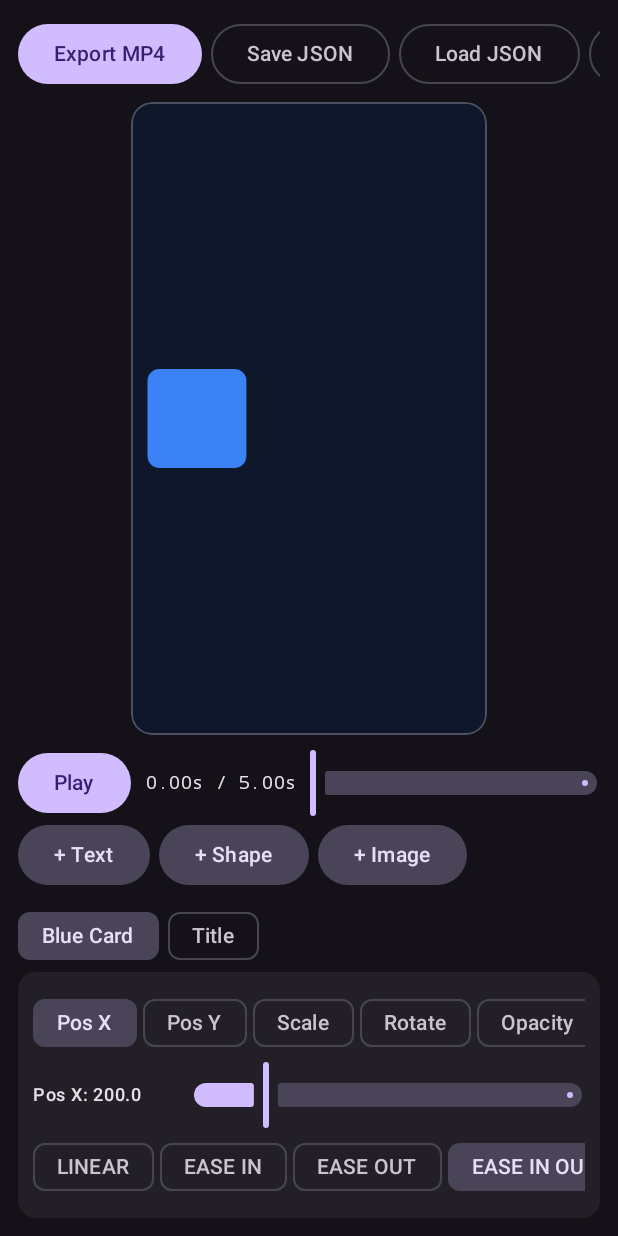
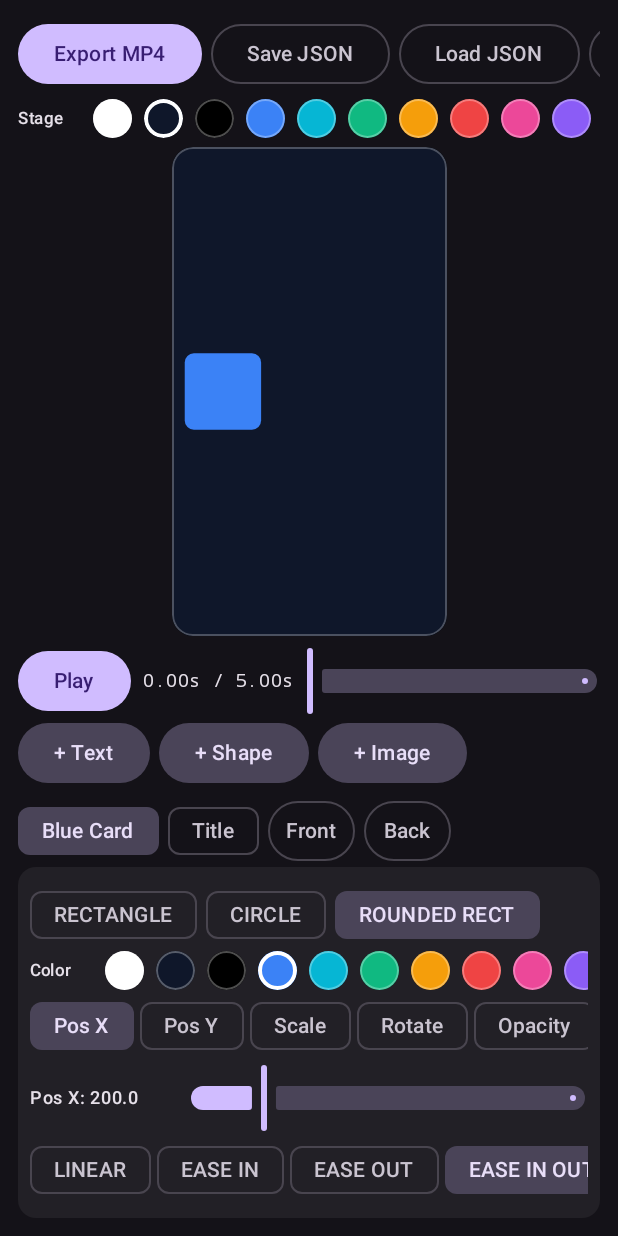
Before and after one commit to dustydasty18-create/motion-canvas, an Android app built with Jetpack Compose: the screen it shows after launch (MainActivity), on a phone screen of 412 x 824 dp. Run offline under Robolectric (Android 15) with nearby library versions, the phone set to English and light mode, and no system bars.

Commit message:
Milestone 5: Color swatches, font size, shape switcher, and layer Z-order

```diff
--- a/app/src/main/java/com/mohammed/motioncanvas/MainActivity.kt
+++ b/app/src/main/java/com/mohammed/motioncanvas/MainActivity.kt
@@ -11,9 +11,11 @@ import androidx.activity.result.contract.ActivityResultContracts
 import androidx.compose.foundation.Canvas
 import androidx.compose.foundation.background
 import androidx.compose.foundation.border
+import androidx.compose.foundation.clickable
 import androidx.compose.foundation.horizontalScroll
 import androidx.compose.foundation.layout.*
 import androidx.compose.foundation.rememberScrollState
+import androidx.compose.foundation.shape.CircleShape
 import androidx.compose.foundation.shape.RoundedCornerShape
 import androidx.compose.foundation.verticalScroll
 import androidx.compose.material3.*
@@ -47,6 +49,31 @@ class MainActivity : ComponentActivity() {
 }
 
 @Composable
+fun ColorSwatchRow(label: String, selectedHex: Long, onSelect: (Long) -> Unit) {
+    Row(
+        modifier = Modifier.fillMaxWidth().horizontalScroll(rememberScrollState()),
+        horizontalArrangement = Arrangement.spacedBy(8.dp),
+        verticalAlignment = Alignment.CenterVertically
+    ) {
+        Text(label, style = MaterialTheme.typography.labelSmall, modifier = Modifier.width(42.dp))
+        SWATCH_COLORS.forEach { hex ->
+            val isSelected = hex == selectedHex
+            Box(
+                modifier = Modifier
+                    .size(26.dp)
+                    .clip(CircleShape)
+                    .background(Color(hex.toInt()))
+                    .border(
+                        width = if (isSelected) 2.5.dp else 1.dp,
+                        color = if (isSelected) Color.White else Color.White.copy(alpha = 0.3f),
+                        shape = CircleShape
+                    )
+                    .clickable { onSelect(hex) }
+            )
+        }
+    }
+}
+@Composable
 fun MotionEditorScreen() {
     val context = LocalContext.current
     val scope = rememberCoroutineScope()
@@ -60,30 +87,25 @@ fun MotionEditorScreen() {
     var showJson by remember { mutableStateOf(false) }
     var exportProgress by remember { mutableStateOf<Float?>(null) }
 
-    fun updateProject(newProject: Project) {
-        project = newProject
-        ProjectStorage.saveAuto(context, newProject)
+    fun updateProject(newProject: Project) { project = newProject; ProjectStorage.saveAuto(context, newProject) }
+    fun updateSelectedLayer(transformFn: (Layer) -> Layer) {
+        val id = selectedLayerId ?: return
+        updateProject(project.copy(layers = project.layers.map { if (it.id == id) transformFn(it) else it }))
     }
 
     val imagePicker = rememberLauncherForActivityResult(ActivityResultContracts.OpenDocument()) { uri ->
         if (uri != null) {
             runCatching { context.contentResolver.takePersistableUriPermission(uri, Intent.FLAG_GRANT_READ_URI_PERMISSION) }
             val newLayer = Layer.ImageLayer(name = "Image ${project.layers.size + 1}", uriString = uri.toString())
-            updateProject(project.copy(layers = project.layers + newLayer))
-            selectedLayerId = newLayer.id
+            updateProject(project.copy(layers = project.layers + newLayer)); selectedLayerId = newLayer.id
         }
     }
-
     val exportJson = rememberLauncherForActivityResult(ActivityResultContracts.CreateDocument("application/json")) { uri ->
         if (uri != null && ProjectStorage.exportToUri(context, uri, project)) Toast.makeText(context, "JSON saved!", Toast.LENGTH_SHORT).show()
     }
-
     val importJson = rememberLauncherForActivityResult(ActivityResultContracts.OpenDocument()) { uri ->
         val loaded = uri?.let { ProjectStorage.importFromUri(context, it) }
-        if (loaded != null) {
-            updateProject(loaded); selectedLayerId = loaded.layers.firstOrNull()?.id; currentTimeMs = 0L
-            Toast.makeText(context, "Project loaded!", Toast.LENGTH_SHORT).show()
-        }
+        if (loaded != null) { updateProject(loaded); selectedLayerId = loaded.layers.firstOrNull()?.id; currentTimeMs = 0L; Toast.makeText(context, "Project loaded!", Toast.LENGTH_SHORT).show() }
     }
 
     LaunchedEffect(isPlaying) {
@@ -95,32 +117,28 @@ fun MotionEditorScreen() {
             lastNanos = now
         }
     }
+
     val selectedLayer = project.layers.find { it.id == selectedLayerId }
     Column(modifier = Modifier.fillMaxSize().systemBarsPadding().padding(12.dp)) {
         Row(Modifier.fillMaxWidth().horizontalScroll(rememberScrollState()), horizontalArrangement = Arrangement.spacedBy(6.dp), verticalAlignment = Alignment.CenterVertically) {
-            Button(
-                enabled = exportProgress == null,
-                onClick = {
-                    isPlaying = false
-                    exportProgress = 0f
+            Button(enabled = exportProgress == null, onClick = {
+                isPlaying = false; exportProgress = 0f
                 scope.launch {
                     val res = VideoExporter.exportToMp4(context, project) { p -> exportProgress = p }
                     exportProgress = null
                     res.onSuccess { path -> Toast.makeText(context, "Saved: $path", Toast.LENGTH_LONG).show() }
                        .onFailure { err -> Toast.makeText(context, "Export error: ${err.message}", Toast.LENGTH_LONG).show() }
                 }
-                }
-            ) { Text(if (exportProgress != null) "Exporting ${(exportProgress!! * 100).toInt()}%" else "Export MP4") }
+            }) { Text(if (exportProgress != null) "Exporting ${(exportProgress!! * 100).toInt()}%" else "Export MP4") }
             OutlinedButton(onClick = { exportJson.launch("${project.title}.json") }) { Text("Save JSON") }
             OutlinedButton(onClick = { importJson.launch(arrayOf("application/json", "*/*")) }) { Text("Load JSON") }
             OutlinedButton(onClick = { showJson = !showJson }) { Text(if (showJson) "Canvas" else "Code") }
             OutlinedButton(onClick = { val d = Project.sampleDemo(); updateProject(d); selectedLayerId = d.layers.firstOrNull()?.id }) { Text("Reset") }
         }
-        if (exportProgress != null) {
+        if (exportProgress != null) { Spacer(Modifier.height(6.dp)); LinearProgressIndicator(progress = { exportProgress ?: 0f }, modifier = Modifier.fillMaxWidth()) }
         Spacer(Modifier.height(6.dp))
-            LinearProgressIndicator(progress = { exportProgress ?: 0f }, modifier = Modifier.fillMaxWidth())
-        }
-        Spacer(Modifier.height(8.dp))
+        ColorSwatchRow("Stage", project.backgroundColorHex) { hex -> updateProject(project.copy(backgroundColorHex = hex)) }
+        Spacer(Modifier.height(6.dp))
         Box(Modifier.weight(1f).fillMaxWidth(), contentAlignment = Alignment.Center) {
             if (showJson) {
                 Text(remember(project) { project.toJson() }, fontFamily = FontFamily.Monospace, style = MaterialTheme.typography.bodySmall, modifier = Modifier.fillMaxSize().verticalScroll(rememberScrollState()))
@@ -131,10 +149,10 @@ fun MotionEditorScreen() {
                 }
             }
         }
-        Spacer(Modifier.height(8.dp))
+        Spacer(Modifier.height(6.dp))
         Row(Modifier.fillMaxWidth(), verticalAlignment = Alignment.CenterVertically) {
             Button(onClick = { isPlaying = !isPlaying }) { Text(if (isPlaying) "Pause" else "Play") }
-            Spacer(Modifier.width(10.dp))
+            Spacer(Modifier.width(8.dp))
             Text(String.format("%.2fs / %.2fs", currentTimeMs / 1000f, project.durationMs / 1000f), fontFamily = FontFamily.Monospace, style = MaterialTheme.typography.bodySmall)
             Spacer(Modifier.width(8.dp))
             Slider(value = currentTimeMs.toFloat(), onValueChange = { isPlaying = false; currentTimeMs = it.toLong() }, valueRange = 0f..project.durationMs.toFloat(), modifier = Modifier.weight(1f))
@@ -144,17 +162,30 @@ fun MotionEditorScreen() {
             FilledTonalButton(onClick = { val l = Layer.ShapeLayer(name = "Shape ${project.layers.size + 1}"); updateProject(project.copy(layers = project.layers + l)); selectedLayerId = l.id }) { Text("+ Shape") }
             FilledTonalButton(onClick = { imagePicker.launch(arrayOf("image/*")) }) { Text("+ Image") }
         }
-        Spacer(Modifier.height(6.dp))
-        Row(Modifier.fillMaxWidth().horizontalScroll(rememberScrollState()), horizontalArrangement = Arrangement.spacedBy(6.dp)) {
+        Spacer(Modifier.height(4.dp))
+        Row(Modifier.fillMaxWidth().horizontalScroll(rememberScrollState()), horizontalArrangement = Arrangement.spacedBy(6.dp), verticalAlignment = Alignment.CenterVertically) {
             project.layers.forEach { layer -> FilterChip(selected = layer.id == selectedLayerId, onClick = { selectedLayerId = layer.id }, label = { Text(layer.name) }) }
+            if (selectedLayer != null) {
+                OutlinedButton(onClick = { updateProject(project.moveLayer(selectedLayer.id, 1)) }, contentPadding = PaddingValues(horizontal = 8.dp)) { Text("Front") }
+                OutlinedButton(onClick = { updateProject(project.moveLayer(selectedLayer.id, -1)) }, contentPadding = PaddingValues(horizontal = 8.dp)) { Text("Back") }
+            }
         }
         if (selectedLayer != null) {
             val eval = KeyframeInterpolator.evaluateTrack(selectedLayer.transform, (currentTimeMs - selectedLayer.startTimeMs).coerceIn(0L, selectedLayer.durationMs))
             val curVal = when (selectedProp) { TrackProperty.X -> eval.x; TrackProperty.Y -> eval.y; TrackProperty.SCALE -> eval.scaleX; TrackProperty.ROTATION -> eval.rotation; TrackProperty.OPACITY -> eval.opacity }
-            Column(Modifier.fillMaxWidth().background(Color.White.copy(alpha = 0.06f), RoundedCornerShape(12.dp)).padding(10.dp)) {
+            Column(Modifier.fillMaxWidth().background(Color.White.copy(alpha = 0.06f), RoundedCornerShape(12.dp)).padding(8.dp)) {
                 if (selectedLayer is Layer.TextLayer) {
-                    OutlinedTextField(value = selectedLayer.text, onValueChange = { txt -> updateProject(project.copy(layers = project.layers.map { if (it.id == selectedLayer.id) selectedLayer.copy(text = txt) else it })) }, label = { Text("Text") }, singleLine = true, modifier = Modifier.fillMaxWidth())
-                    Spacer(Modifier.height(6.dp))
+                    OutlinedTextField(value = selectedLayer.text, onValueChange = { txt -> updateSelectedLayer { selectedLayer.copy(text = txt) } }, label = { Text("Text") }, singleLine = true, modifier = Modifier.fillMaxWidth())
+                    Row(verticalAlignment = Alignment.CenterVertically) {
+                        Text("Size: ${selectedLayer.fontSizeSp.toInt()}sp", style = MaterialTheme.typography.labelSmall, modifier = Modifier.width(80.dp))
+                        Slider(value = selectedLayer.fontSizeSp, onValueChange = { sz -> updateSelectedLayer { it.withFontSize(sz) } }, valueRange = 18f..160f, modifier = Modifier.weight(1f))
+                    }
+                    ColorSwatchRow("Color", selectedLayer.colorHex) { hex -> updateSelectedLayer { it.withColor(hex) } }
+                } else if (selectedLayer is Layer.ShapeLayer) {
+                    Row(Modifier.fillMaxWidth().horizontalScroll(rememberScrollState()), horizontalArrangement = Arrangement.spacedBy(6.dp)) {
+                        ShapeKind.entries.forEach { kind -> FilterChip(selected = selectedLayer.kind == kind, onClick = { updateSelectedLayer { it.withShapeKind(kind) } }, label = { Text(kind.name.replace("_", " ")) }) }
+                    }
+                    ColorSwatchRow("Color", selectedLayer.colorHex) { hex -> updateSelectedLayer { it.withColor(hex) } }
                 }
                 Row(Modifier.fillMaxWidth().horizontalScroll(rememberScrollState()), horizontalArrangement = Arrangement.spacedBy(4.dp), verticalAlignment = Alignment.CenterVertically) {
                     TrackProperty.entries.forEach { p -> FilterChip(selected = selectedProp == p, onClick = { selectedProp = p }, label = { Text(p.label) }) }
@@ -162,11 +193,11 @@ fun MotionEditorScreen() {
                 }
                 Row(verticalAlignment = Alignment.CenterVertically) {
                     Text("${selectedProp.label}: ${String.format("%.1f", curVal)}", style = MaterialTheme.typography.labelMedium, modifier = Modifier.width(105.dp))
-                    Slider(value = curVal.coerceIn(selectedProp.min, selectedProp.max), onValueChange = { v -> isPlaying = false; val u = selectedLayer.withUpdatedTrack(selectedProp, currentTimeMs, v, selectedEasing); updateProject(project.copy(layers = project.layers.map { if (it.id == selectedLayer.id) u else it })) }, valueRange = selectedProp.min..selectedProp.max, modifier = Modifier.weight(1f))
+                    Slider(value = curVal.coerceIn(selectedProp.min, selectedProp.max), onValueChange = { v -> isPlaying = false; updateSelectedLayer { it.withUpdatedTrack(selectedProp, currentTimeMs, v, selectedEasing) } }, valueRange = selectedProp.min..selectedProp.max, modifier = Modifier.weight(1f))
                 }
                 Row(Modifier.fillMaxWidth().horizontalScroll(rememberScrollState()), horizontalArrangement = Arrangement.spacedBy(4.dp), verticalAlignment = Alignment.CenterVertically) {
                     EasingType.entries.forEach { e -> FilterChip(selected = selectedEasing == e, onClick = { selectedEasing = e }, label = { Text(e.name.replace("_", " ")) }) }
-                    TextButton(onClick = { val def = when (selectedProp) { TrackProperty.X -> 540f; TrackProperty.Y -> 960f; TrackProperty.SCALE -> 1f; TrackProperty.ROTATION -> 0f; TrackProperty.OPACITY -> 1f }; val c = selectedLayer.clearKeyframesFor(selectedProp, def); updateProject(project.copy(layers = project.layers.map { if (it.id == selectedLayer.id) c else it })) }) { Text("Clear Keys") }
+                    TextButton(onClick = { val def = when (selectedProp) { TrackProperty.X -> 540f; TrackProperty.Y -> 960f; TrackProperty.SCALE -> 1f; TrackProperty.ROTATION -> 0f; TrackProperty.OPACITY -> 1f }; updateSelectedLayer { it.clearKeyframesFor(selectedProp, def) } }) { Text("Clear Keys") }
                 }
             }
         }
--- /dev/null
+++ b/app/src/main/java/com/mohammed/motioncanvas/data/StyleHelpers.kt
@@ -0,0 +1,45 @@
+package com.mohammed.motioncanvas.data
+
+import com.mohammed.motioncanvas.model.Layer
+import com.mohammed.motioncanvas.model.Project
+import com.mohammed.motioncanvas.model.ShapeKind
+
+val SWATCH_COLORS: List<Long> = listOf(
+    0xFFFFFFFF, // White
+    0xFF0F172A, // Deep Slate
+    0xFF000000, // Pure Black
+    0xFF3B82F6, // Electric Blue
+    0xFF06B6D4, // Cyan
+    0xFF10B981, // Emerald
+    0xFFF59E0B, // Amber
+    0xFFEF4444, // Coral Red
+    0xFFEC4899, // Neon Pink
+    0xFF8B5CF6  // Violet
+)
+
+fun Project.moveLayer(layerId: String, delta: Int): Project {
+    val idx = layers.indexOfFirst { it.id == layerId }
+    if (idx == -1) return this
+    val targetIdx = (idx + delta).coerceIn(0, layers.lastIndex)
+    if (idx == targetIdx) return this
+    val mutable = layers.toMutableList()
+    val item = mutable.removeAt(idx)
+    mutable.add(targetIdx, item)
+    return copy(layers = mutable)
+}
+
+fun Layer.withColor(colorHex: Long): Layer = when (this) {
+    is Layer.TextLayer -> copy(colorHex = colorHex)
+    is Layer.ShapeLayer -> copy(colorHex = colorHex)
+    is Layer.ImageLayer -> this
+}
+
+fun Layer.withFontSize(sizeSp: Float): Layer = when (this) {
+    is Layer.TextLayer -> copy(fontSizeSp = sizeSp)
+    else -> this
+}
+
+fun Layer.withShapeKind(kind: ShapeKind): Layer = when (this) {
+    is Layer.ShapeLayer -> copy(kind = kind)
+    else -> this
+}
```
Lines whose indentation alone changed are shown as unchanged.
